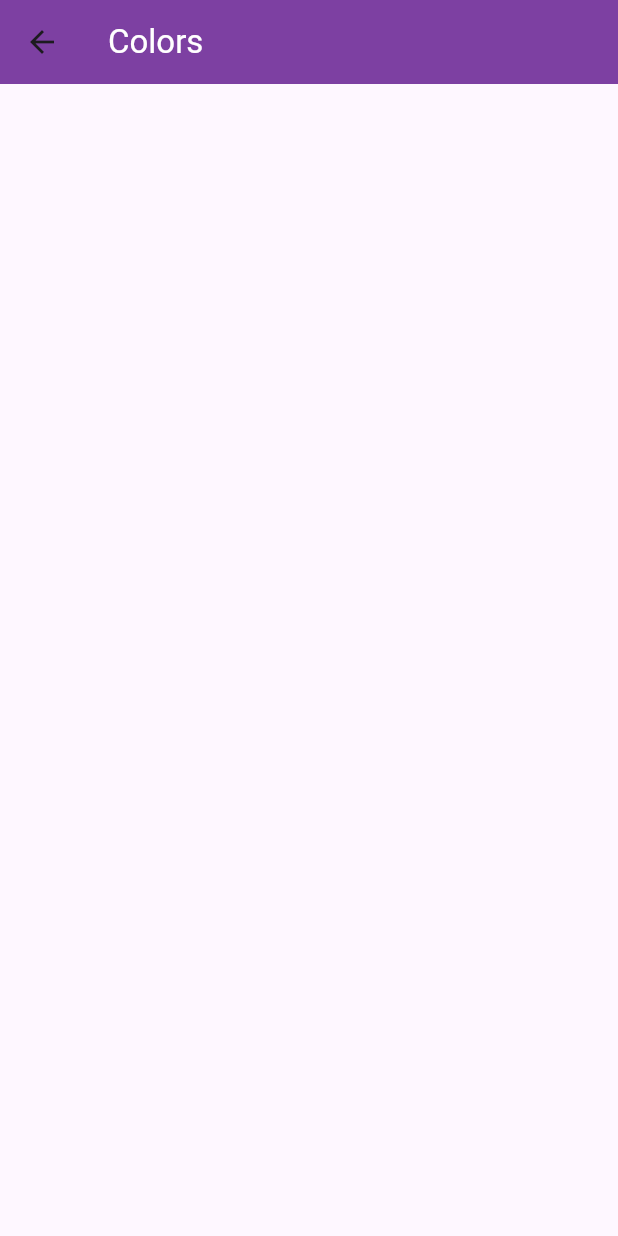
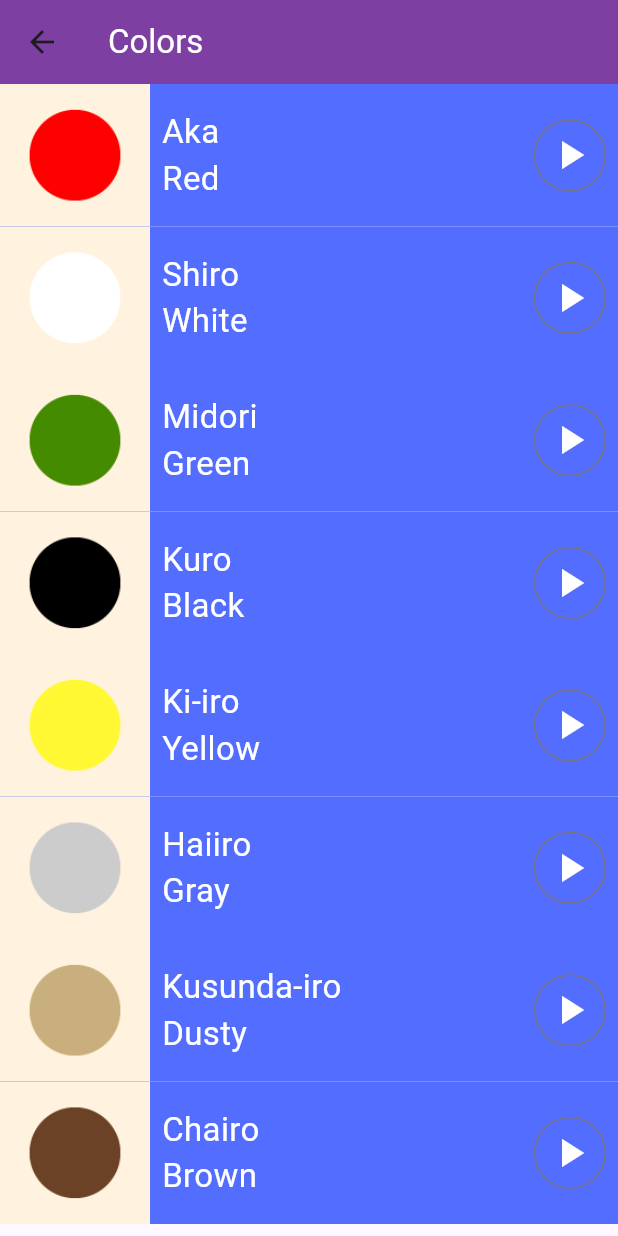
Before and after one commit to omarAbdullahMoharam/EngTharwatCourse_Practice, a Flutter app: the screen it shows after launch, after a tap on "Colors", on a phone screen of 412 x 824 dp. Run offline on Flutter 3.47's test engine with Material 3 defaults, Android fonts, the phone set to English and light mode, and no system bars; our stand-ins replace audioplayers.

Commit message:
Colors Screen Fully Completed with highly reusable code logic

```diff
--- a/language_learning_app/lib/components/custom_item_component.dart
+++ b/language_learning_app/lib/components/custom_item_component.dart
@@ -1,12 +1,15 @@
 import 'package:audioplayers/audioplayers.dart';
 import 'package:flutter/material.dart';
+import 'package:language_learning_app/models/colors.dart';
 import 'package:language_learning_app/models/family.dart';
 import 'package:language_learning_app/models/number.dart';
 
 // ignore: must_be_immutable
 class CustomItemComponent extends StatelessWidget {
-  int numWorking = 2, memWorking = 2;
   Color color;
+  final Number? number;
+  final Family? member;
+  final colors? colorsStyle;
   // CustomItemComponent(
   //     {required this.image, required this.Japanese, required this.english});
   final player = AudioPlayer();
@@ -15,6 +18,7 @@ class CustomItemComponent extends StatelessWidget {
     required this.color,
     super.key,
   })  : member = null,
+        colorsStyle = null,
         assert(number != null);
 
   CustomItemComponent.members({
@@ -22,10 +26,13 @@ class CustomItemComponent extends StatelessWidget {
     required this.color,
     super.key,
   })  : number = null,
+        colorsStyle = null,
         assert(member != null);
-
-  final Number? number;
-  final Family? member;
+  CustomItemComponent.colors(
+      {required this.colorsStyle, required this.color, super.key})
+      : number = null,
+        member = null,
+        assert(colorsStyle != null);
 
   // String japanese;
   // String english;
@@ -43,7 +50,8 @@ class CustomItemComponent extends StatelessWidget {
               width: 100,
               height: 95,
               color: const Color(0xFFFFF3DF),
-              child: Image.asset(number?.image ?? member!.image),
+              child: Image.asset(
+                  number?.image ?? member?.image ?? colorsStyle!.image),
             ),
             Container(
               padding: const EdgeInsets.only(left: 8),
@@ -52,11 +60,13 @@ class CustomItemComponent extends StatelessWidget {
                 crossAxisAlignment: CrossAxisAlignment.start,
                 children: [
                   Text(
-                    number?.Japanese ?? member!.JabRole,
+                    number?.Japanese ??
+                        member?.JabRole ??
+                        colorsStyle!.JabColor,
                     style: const TextStyle(color: Colors.white, fontSize: 22),
                   ),
                   Text(
-                    number?.English ?? member!.EngRole,
+                    number?.English ?? member?.EngRole ?? colorsStyle!.EngColor,
                     style: const TextStyle(color: Colors.white, fontSize: 22),
                   ),
                 ],
@@ -67,8 +77,9 @@ class CustomItemComponent extends StatelessWidget {
             ),
             IconButton.outlined(
               onPressed: () async {
-                player
-                    .play(AssetSource(number?.soundPath ?? member!.soundPath));
+                player.play(AssetSource(number?.soundPath ??
+                    member?.soundPath ??
+                    colorsStyle!.soundPath));
               },
               icon: const Icon(
                 Icons.play_arrow,
--- a/language_learning_app/lib/models/colors.dart
+++ b/language_learning_app/lib/models/colors.dart
@@ -1,5 +1,5 @@
-class Colors {
-  Colors(
+class colors {
+  const colors(
       {required this.JabColor,
       required this.EngColor,
       required this.image,
--- a/language_learning_app/lib/view/colors_page.dart
+++ b/language_learning_app/lib/view/colors_page.dart
@@ -1,8 +1,51 @@
 import 'package:flutter/material.dart';
+import 'package:language_learning_app/components/custom_item_component.dart';
+import 'package:language_learning_app/models/colors.dart';
 
+// ignore: use_key_in_widget_constructors, must_be_immutable
 class ColorsPage extends StatelessWidget {
-  const ColorsPage({super.key});
-
+  List<colors> colorsItem = const [
+    colors(
+        JabColor: 'Aka',
+        EngColor: 'Red',
+        image: 'assets/images/colors/red.png',
+        soundPath: 'sounds/colors/red.wav'),
+    colors(
+        JabColor: 'Shiro',
+        EngColor: 'White',
+        image: 'assets/images/colors/white.png',
+        soundPath: 'sounds/colors/white.wav'),
+    colors(
+        JabColor: 'Midori',
+        EngColor: 'Green',
+        image: 'assets/images/colors/green.png',
+        soundPath: 'assets/sounds/colors/green.wav'),
+    colors(
+        JabColor: 'Kuro',
+        EngColor: 'Black',
+        image: 'assets/images/colors/black.png',
+        soundPath: 'sounds/colors/black.wav'),
+    colors(
+        JabColor: 'Ki-iro',
+        EngColor: 'Yellow',
+        image: 'assets/images/colors/yellow.png',
+        soundPath: 'sounds/colors/yellow.wav'),
+    colors(
+        JabColor: 'Haiiro',
+        EngColor: 'Gray',
+        image: 'assets/images/colors/gray.png',
+        soundPath: 'sounds/colors/gray.wav'),
+    colors(
+        JabColor: 'Kusunda-iro',
+        EngColor: 'Dusty',
+        image: 'assets/images/colors/dusty_yellow.png',
+        soundPath: 'sounds/colors/dusty_yellow.wav'),
+    colors(
+        JabColor: 'Chairo',
+        EngColor: 'Brown',
+        image: 'assets/images/colors/brown.png',
+        soundPath: 'sounds/colors/brown.wav'),
+  ];
   @override
   Widget build(BuildContext context) {
     return Scaffold(
@@ -13,6 +56,11 @@ class ColorsPage extends StatelessWidget {
           ),
           backgroundColor: const Color(0xFF7D40A2),
         ),
-    );
+        body: ListView.builder(
+            itemCount: colorsItem.length,
+            itemBuilder: (context, index) {
+              return CustomItemComponent.colors(
+                  colorsStyle: colorsItem[index], color: Colors.indigoAccent);
+            }));
   }
 }
--- a/language_learning_app/lib/view/family_page.dart
+++ b/language_learning_app/lib/view/family_page.dart
@@ -68,7 +68,6 @@ class FamilyMembersPage extends StatelessWidget {
       soundPath: 'sounds/family_members/grand_mother.wav',
     ),
   ];
-  FamilyMembersPage({super.key});
 
   @override
   Widget build(BuildContext context) {
--- a/language_learning_app/lib/view/home_page.dart
+++ b/language_learning_app/lib/view/home_page.dart
@@ -68,7 +68,7 @@ class HomePage extends StatelessWidget {
               Navigator.push(
                 context,
                 MaterialPageRoute(builder: (BuildContext context) {
-                  return const ColorsPage();
+                  return ColorsPage();
                 }),
               );
               log('Colors Navigator');
--- a/language_learning_app/pubspec.yaml
+++ b/language_learning_app/pubspec.yaml
@@ -63,9 +63,12 @@ flutter:
   assets:
     - assets/images/colors/
     - assets/images/numbers/
+    - assets/images/family_members/
+    - assets/sounds/colors/
     - assets/sounds/numbers/
-    - assets/images/family_members/
     - assets/sounds/family_members/
+
+
 
   # An image asset can refer to one or more resolution-specific "variants", see
   # https://flutter.dev/assets-and-images/#resolution-aware
```
Also changed, not shown: 2 other files. Lines whose indentation alone changed are shown as unchanged.
